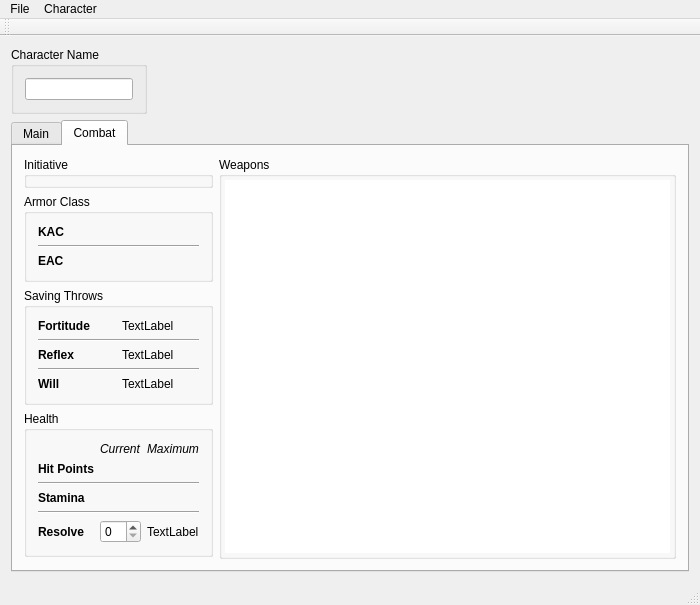
This is StarfinderCharacterApp.ui in smithbt/StarfinderCharacterApp as Qt 5 draws it before an edit. The edited form follows.
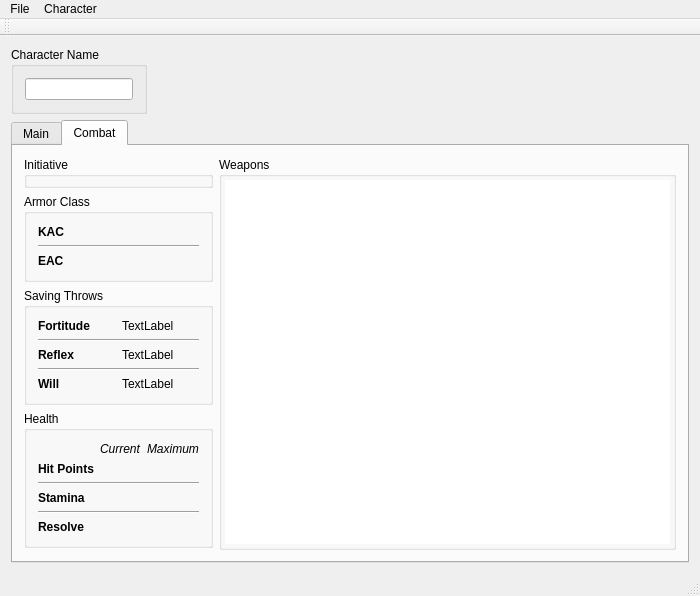
This is the edited form. The open tabs and pages were chosen to show the change. Custom widgets are drawn as their Qt base class.

Commit message: Added ClassInfo handling to CreatorWizard. Switched AbilityProperty get/set in Character to use straight ints. Added resolve tracking.

The edit to the form file:
```diff
--- a/StarfinderCharacterApp.ui
+++ b/StarfinderCharacterApp.ui
@@ -410,16 +410,6 @@
                </property>
               </widget>
              </item>
-             <item row="5" column="2">
-              <widget class="QLabel" name="label_13">
-               <property name="text">
-                <string>TextLabel</string>
-               </property>
-              </widget>
-             </item>
-             <item row="5" column="1">
-              <widget class="QSpinBox" name="spinBox_3"/>
-             </item>
              <item row="1" column="0">
               <widget class="QLabel" name="label">
                <property name="font">
@@ -491,6 +481,9 @@
              <item row="1" column="1" colspan="2">
               <widget class="ResourceWidget" name="hpWidget" native="true"/>
              </item>
+             <item row="5" column="1" colspan="2">
+              <widget class="ResourceWidget" name="resolveWidget" native="true"/>
+             </item>
             </layout>
            </widget>
           </item>
```
Left out of the diff: 12 changed lines with no effect on the pictures. The commit also changes 9 other files.
